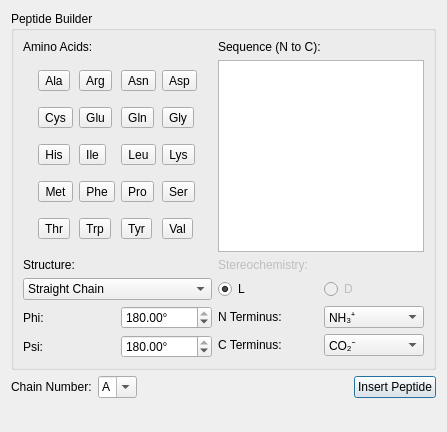
OpenChemistry/avogadrolibs, file avogadro/qtplugins/insertpeptide/insertpeptidedialog.ui: the form before one commit.
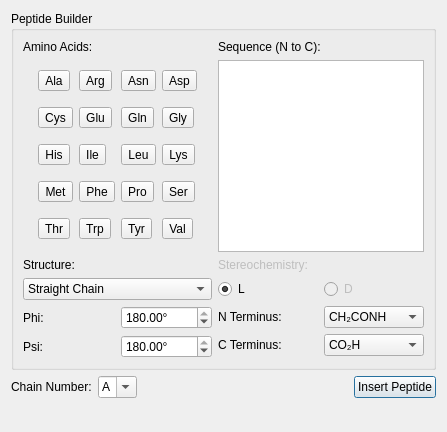
The form after the commit.

Commit message: Add the UI for the insert peptide command

Patch:
```diff
--- a/avogadro/qtplugins/insertpeptide/insertpeptidedialog.ui
+++ b/avogadro/qtplugins/insertpeptide/insertpeptidedialog.ui
@@ -330,11 +330,11 @@
         <item row="0" column="1">
          <widget class="QComboBox" name="nGroupCombo">
           <property name="currentIndex">
-           <number>2</number>
+           <number>0</number>
           </property>
           <item>
            <property name="text">
-            <string>CH₃CONH</string>
+            <string>CH₂CONH</string>
            </property>
           </item>
           <item>
@@ -352,7 +352,7 @@
         <item row="1" column="1">
          <widget class="QComboBox" name="cGroupCombo">
           <property name="currentIndex">
-           <number>1</number>
+           <number>0</number>
           </property>
           <item>
            <property name="text">
```
Left out of the diff: 10 changed lines with no effect on the pictures. The commit also changes 2 other files.
